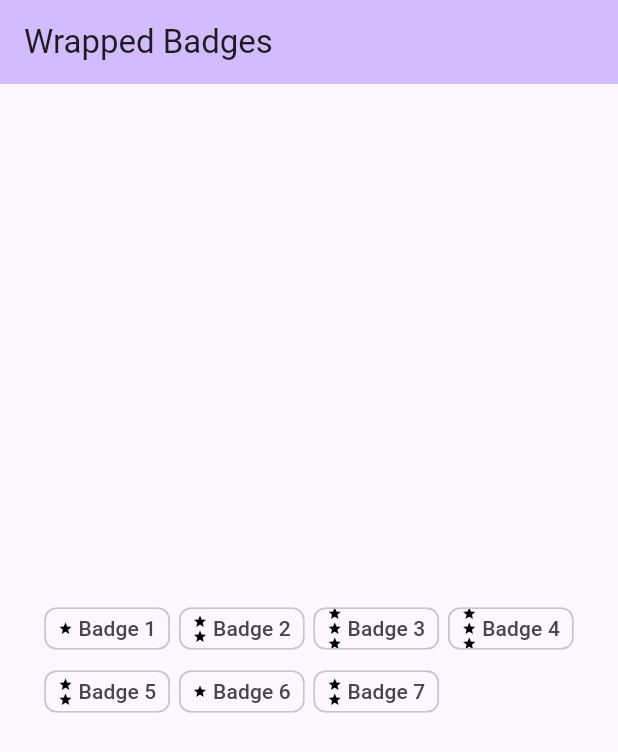
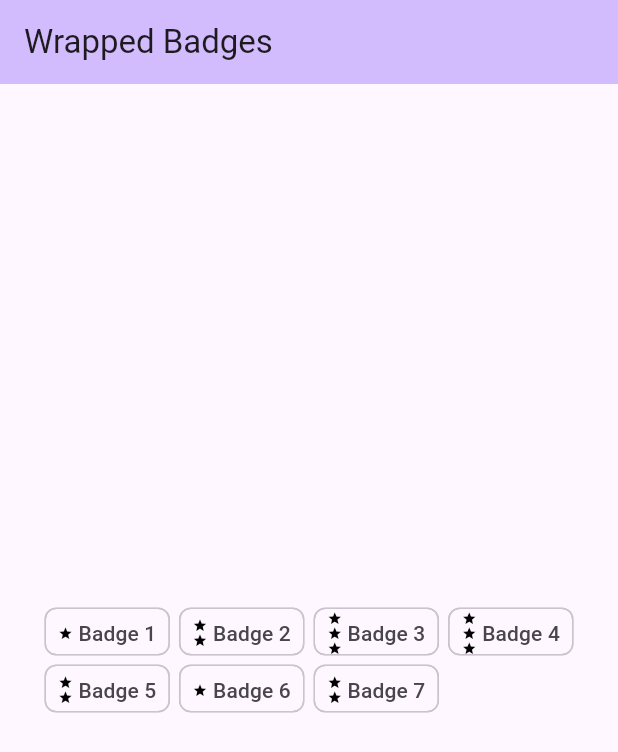
Before and after one commit to philipmjohnson/fluttermonarchlayout, a Flutter app: the screen it shows after launch, on a phone screen of 412 x 824 dp. Shown: the top 752 px of the screen. Run offline on Flutter 3.47's test engine with Material 2 defaults, Android fonts, the phone set to English and light mode, and no system bars.

Commit message:
Update badge_icon.dart

```diff
--- a/lib/badge_icon.dart
+++ b/lib/badge_icon.dart
@@ -10,10 +10,12 @@ class BadgeIcon extends StatelessWidget {
   Widget build(BuildContext context) {
     return Padding(
         padding: const EdgeInsets.all(3.0),
-        child: Chip(
-            visualDensity: const VisualDensity(vertical: -3.0),
-            padding: const EdgeInsets.all(0.1),
-            label: BadgeLabel(text: name, level: level)));
+        child: SizedBox(
+          height: 32,
+          child: Chip(
+              padding: const EdgeInsets.all(0.1),
+              label: BadgeLabel(text: name, level: level)),
+        ));
   }
 }
 
```
